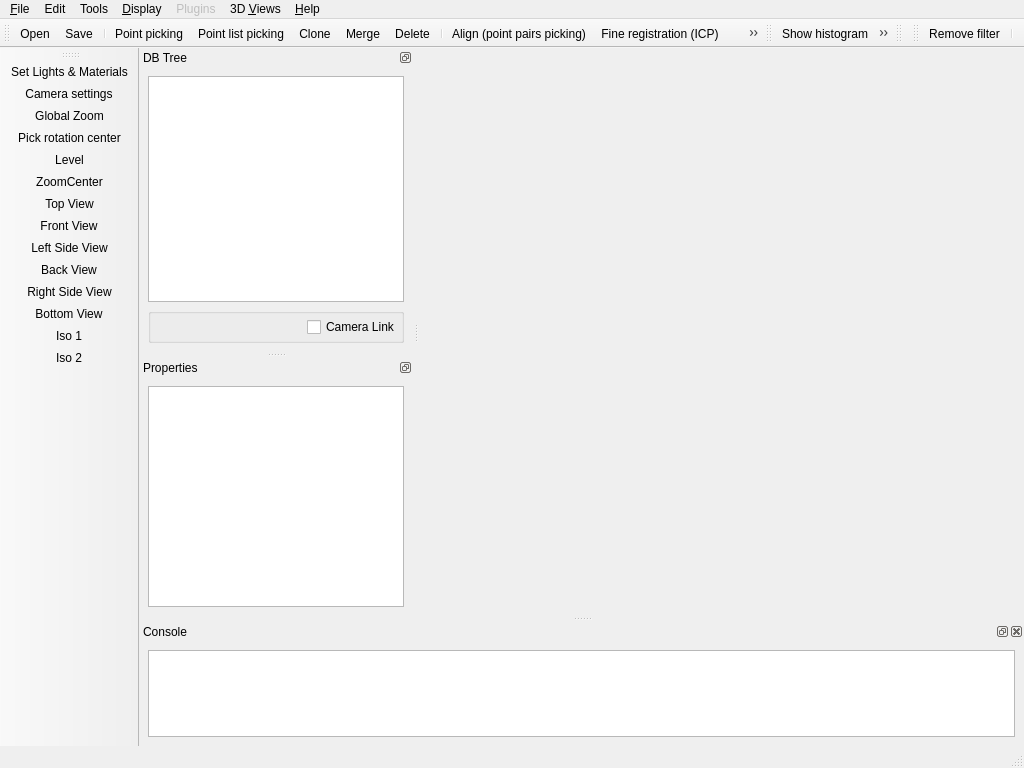
Old version of the form qCC/ui_templates/mainWindow.ui in the repository CloudCompare/CloudCompare.
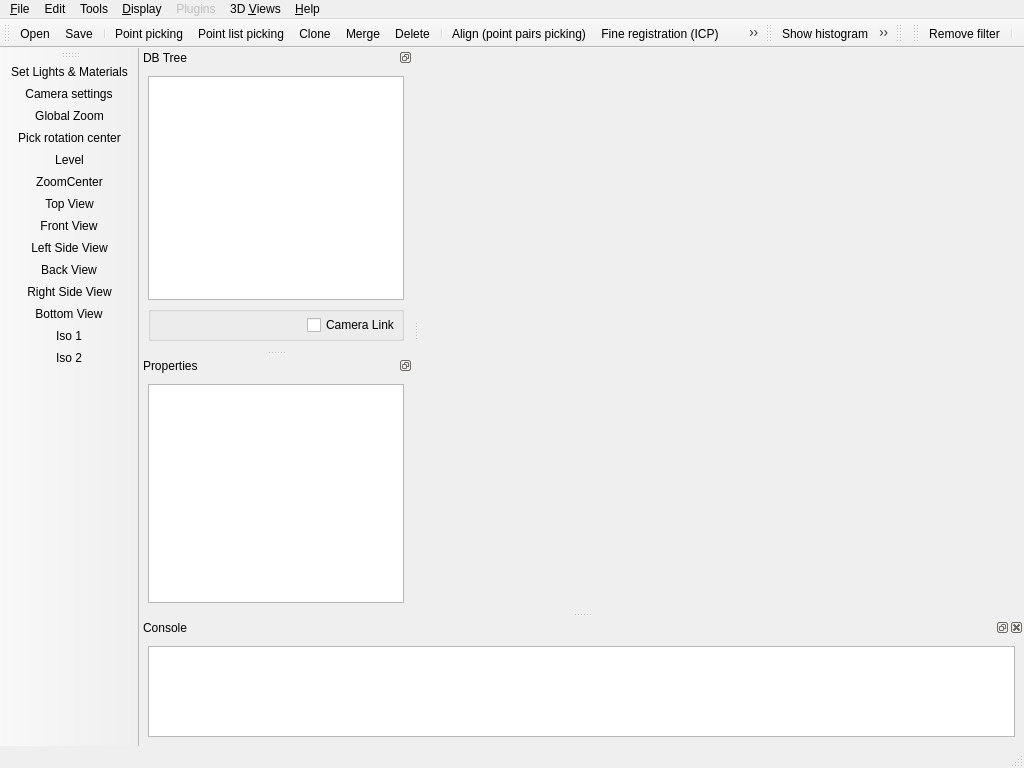
New version of the form. Icons and pictures are not drawn. Custom widgets are drawn as their Qt base class.

Commit message: Pinching gesture (2 fingers) can now be used to zoom New keyboard shortcuts: zoom in (+) and zoom out (=) Bug fix: depending on the options, the Bundler file import procedure could make CC crash Wrong checkbox saved/restored Compilation with gcc (grrrrrr)

Patch:
```diff
--- a/qCC/ui_templates/mainWindow.ui
+++ b/qCC/ui_templates/mainWindow.ui
@@ -463,7 +463,7 @@
    <property name="minimumSize">
     <size>
      <width>135</width>
-     <height>155</height>
+     <height>172</height>
     </size>
    </property>
    <property name="floating">
@@ -587,8 +587,8 @@
    </property>
    <property name="minimumSize">
     <size>
-     <width>80</width>
-     <height>124</height>
+     <width>91</width>
+     <height>128</height>
     </size>
    </property>
    <property name="maximumSize">
@@ -714,8 +714,8 @@
   <widget class="QDockWidget" name="DockableProperties">
    <property name="minimumSize">
     <size>
-     <width>100</width>
-     <height>116</height>
+     <width>109</width>
+     <height>135</height>
     </size>
    </property>
    <property name="floating">
```
Left out of the diff: 27 changed lines with no effect on the pictures. The commit also changes 6 other files.
